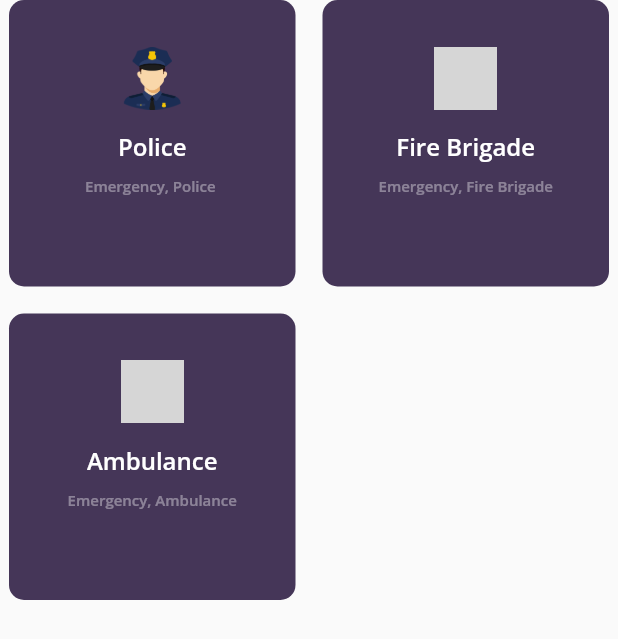
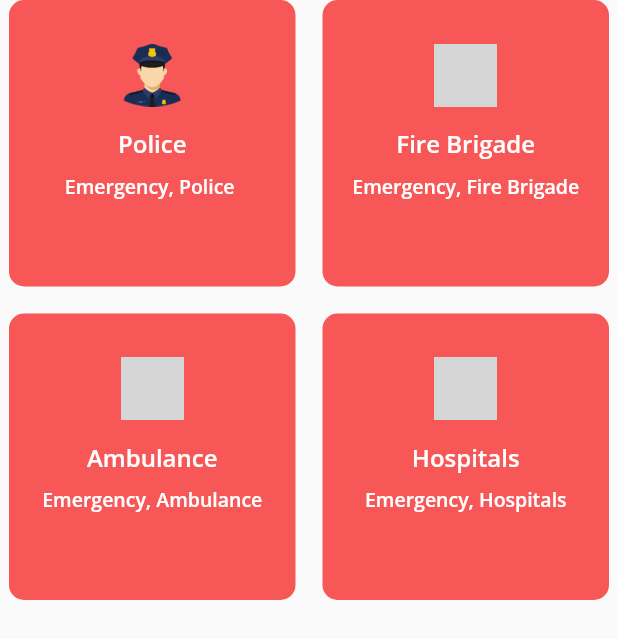
Before and after one commit to hammadalive7/public_emergency_app, a Flutter app: the GridDashboard widget shown alone on an empty page, opened directly, on a phone screen of 412 x 824 dp. Shown: the top 639 px of the screen. Run offline on Flutter 3.47's test engine with Material 2 defaults, Android fonts, the light colour scheme and no system bars; our stand-ins replace curved_navigation_bar, firebase_auth, firebase_core, firebase_database, get, google_fonts and 1 more; accounts and stored records are empty; grey boxes are pictures that could not be loaded.

Commit message:
New card Added, Card Color changed

```diff
--- a/lib/Features/User/Screens/DashBoard/grid_dash.dart
+++ b/lib/Features/User/Screens/DashBoard/grid_dash.dart
@@ -4,25 +4,33 @@ import 'package:google_fonts/google_fonts.dart';
 import 'package:public_emergency_app/Features/User/Screens/Profile/user_profile.dart';
 
 class GridDashboard extends StatelessWidget {
-  Items item1 = new Items(
+  Items item1 = Items(
       title: "Police",
       subtitle: "Emergency, Police ",
       event: "",
       img: "assets/logos/policeman.png");
 
-  Items item2 = new Items(
+  Items item2 = Items(
     title: "Fire Brigade",
     subtitle: "Emergency, Fire Brigade",
     event: "",
     img: "assets/logos/fire-brigade.png",
   );
 
-  Items item3 = new Items(
+  Items item3 = Items(
     title: "Ambulance",
     subtitle: "Emergency, Ambulance",
     event: "",
     img: "assets/logos/ambulance.png",
   );
+  Items item4 = Items(
+    title: "Hospitals",
+    subtitle: "Emergency, Hospitals",
+    event: "",
+    img: "assets/logos/ambulance.png",
+  );
+
+  GridDashboard({super.key});
   // Items item4 = new Items(
   //   title: "To do",
   //   subtitle: "Homework, Design",
@@ -30,30 +38,24 @@ class GridDashboard extends StatelessWidget {
   //   img: "assets/logos/emergencyAppLogo.png",
   // );
 
-
   @override
   Widget build(BuildContext context) {
-    List<Items> myList = [item1, item2, item3];
-    var color = 0xff453658;
+    List<Items> myList = [item1, item2, item3, item4];
+    var color = 0xfff85757;
     return GridView.count(
         childAspectRatio: 1.0,
-        padding: EdgeInsets.only(left: 6, right: 6),
+        padding: const EdgeInsets.only(left: 6, right: 6),
         crossAxisCount: 2,
         crossAxisSpacing: 18,
         mainAxisSpacing: 18,
         children: myList.map((data) {
-
           return GestureDetector(
-
             onTap: () {
-
-              if(data.title == "Police"){
+              if (data.title == "Police") {
                 Get.to(() => const UserProfile());
-              }
-              else if(data.title == "Fire Brigade"){
+              } else if (data.title == "Fire Brigade") {
                 Get.to(() => const UserProfile());
-              }
-              else if(data.title == "Ambulance"){
+              } else if (data.title == "Ambulance") {
                 Get.to(() => const UserProfile());
               }
             },
@@ -69,40 +71,39 @@ class GridDashboard extends StatelessWidget {
                       width: 42,
                     ),
                   ),
-                  SizedBox(
+                  const SizedBox(
                     height: 14,
                   ),
                   Text(
                     data.title,
                     style: GoogleFonts.openSans(
-                        textStyle: TextStyle(
+                        textStyle: const TextStyle(
                             color: Colors.white,
                             fontSize: 16,
                             fontWeight: FontWeight.w600)),
                   ),
-                  SizedBox(
+                  const SizedBox(
                     height: 8,
                   ),
                   Text(
                     data.subtitle,
                     style: GoogleFonts.openSans(
-                        textStyle: TextStyle(
-                            color: Colors.white38,
-                            fontSize: 10,
+                        textStyle: const TextStyle(
+                            color: Colors.white,
+                            fontSize: 13,
                             fontWeight: FontWeight.w600)),
                   ),
-                  SizedBox(
+                  const SizedBox(
                     height: 14,
                   ),
                   Text(
                     data.event,
                     style: GoogleFonts.openSans(
-                        textStyle: TextStyle(
+                        textStyle: const TextStyle(
                             color: Colors.white70,
                             fontSize: 11,
                             fontWeight: FontWeight.w600)),
                   ),
-
                 ],
               ),
             ),
@@ -116,5 +117,9 @@ class Items {
   String subtitle;
   String event;
   String img;
-  Items({required this.title, required this.subtitle, required this.event, required this.img});
+  Items(
+      {required this.title,
+      required this.subtitle,
+      required this.event,
+      required this.img});
 }
```
Also changed, not shown: lib/Features/User/Screens/DashBoard/bottom_nav.dart (+8 -14 lines), lib/Features/User/Screens/DashBoard/dash_board.dart (+8 -13 lines).
